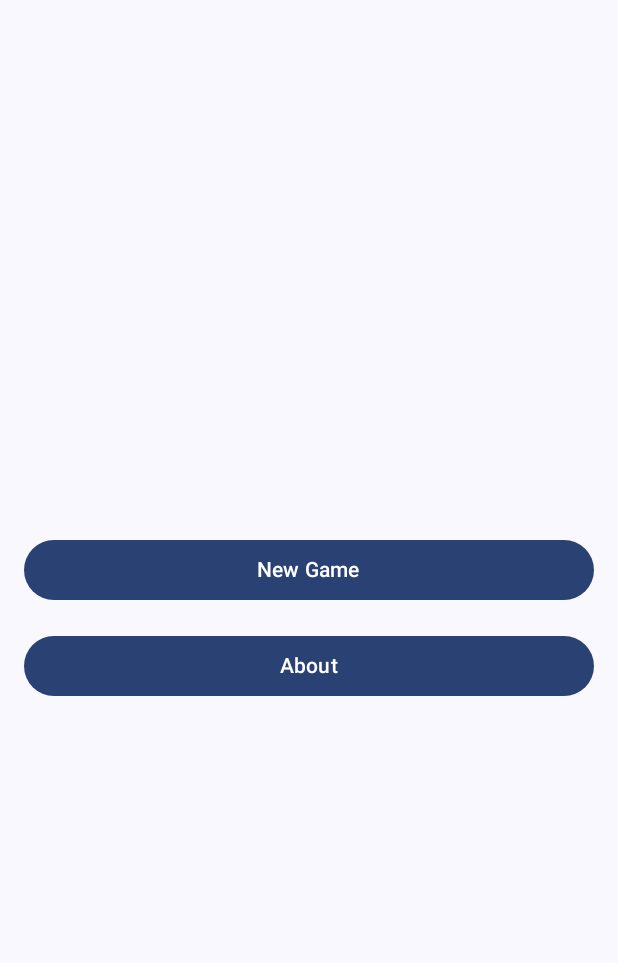
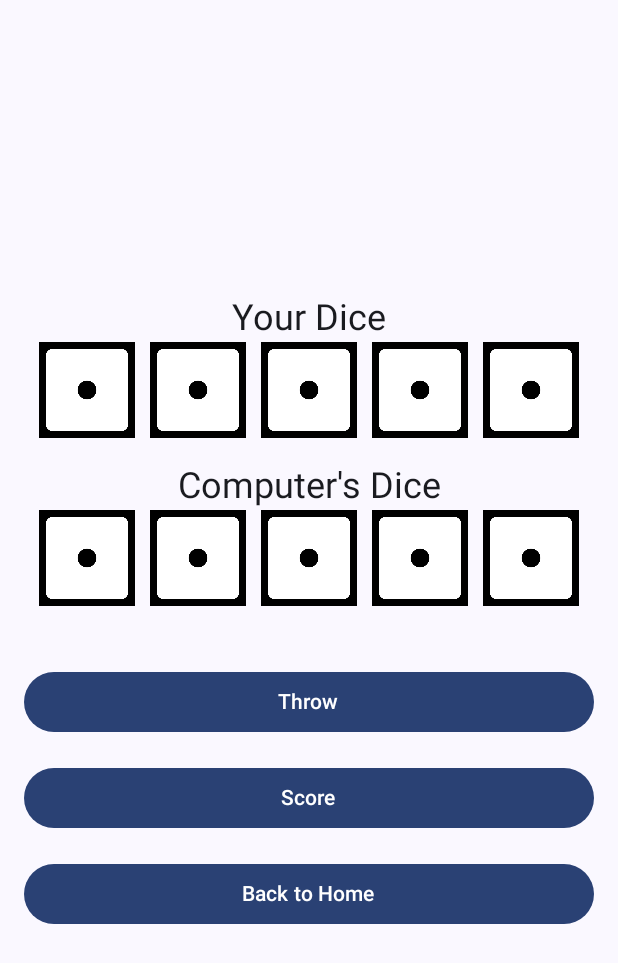
Before and after one commit to Prxshxn/DIce-Game-App, an Android app built with Jetpack Compose: the screen it shows after launch (MainActivity), after a tap on "New Game", on a phone screen of 412 x 824 dp. Shown: the top 963 px of the screen. Run offline under Robolectric (Android 15) with nearby library versions, the phone set to English and light mode, and no system bars.

Commit message:
added dice images and dice throw

```diff
--- a/app/src/main/java/com/example/dicegameapp/MainActivity.kt
+++ b/app/src/main/java/com/example/dicegameapp/MainActivity.kt
@@ -3,19 +3,22 @@ package com.example.dicegameapp
 import android.os.Bundle
 import androidx.activity.ComponentActivity
 import androidx.activity.compose.setContent
+import androidx.compose.foundation.Image
 import androidx.compose.foundation.layout.*
 import androidx.compose.material3.Button
 import androidx.compose.material3.MaterialTheme
 import androidx.compose.material3.Surface
 import androidx.compose.material3.Text
-import androidx.compose.runtime.Composable
+import androidx.compose.runtime.*
 import androidx.compose.ui.Alignment
 import androidx.compose.ui.Modifier
+import androidx.compose.ui.res.painterResource
 import androidx.compose.ui.unit.dp
 import androidx.navigation.compose.NavHost
 import androidx.navigation.compose.composable
 import androidx.navigation.compose.rememberNavController
 import com.example.dicegameapp.ui.theme.DiceGameAppTheme
+import kotlin.random.Random
 
 class MainActivity : ComponentActivity() {
     override fun onCreate(savedInstanceState: Bundle?) {
@@ -33,12 +36,17 @@ class MainActivity : ComponentActivity() {
                     ) {
                         composable("home") {
                             HomeScreen(
-                                onNewGameClicked = { /* Handle New Game button click */ },
+                                onNewGameClicked = { navController.navigate("game") },
                                 onAboutClicked = { navController.navigate("about") }
                             )
                         }
                         composable("about") {
                             AboutScreen(
+                                onBackClicked = { navController.popBackStack() }
+                            )
+                        }
+                        composable("game") {
+                            GameScreen(
                                 onBackClicked = { navController.popBackStack() }
                             )
                         }
@@ -115,3 +123,100 @@ fun AboutScreen(
         }
     }
 }
+
+@Composable
+fun GameScreen(
+    onBackClicked: () -> Unit
+) {
+    var humanDice by remember { mutableStateOf(List(5) { 1 }) } // Human player's dice
+    var computerDice by remember { mutableStateOf(List(5) { 1 }) } // Computer's dice
+
+    Column(
+        modifier = Modifier
+            .fillMaxSize()
+            .padding(16.dp),
+        verticalArrangement = Arrangement.Center,
+        horizontalAlignment = Alignment.CenterHorizontally
+    ) {
+        // Display human player's dice
+        Text(text = "Your Dice", style = MaterialTheme.typography.headlineSmall)
+        DiceRow(diceValues = humanDice)
+
+        Spacer(modifier = Modifier.height(16.dp))
+
+        // Display computer's dice
+        Text(text = "Computer's Dice", style = MaterialTheme.typography.headlineSmall)
+        DiceRow(diceValues = computerDice)
+
+        Spacer(modifier = Modifier.height(32.dp))
+
+        // Throw Button
+        Button(
+            onClick = {
+                humanDice = rollDice() // Roll dice for the human player
+                computerDice = rollDice() // Roll dice for the computer
+            },
+            modifier = Modifier
+                .fillMaxWidth()
+                .padding(vertical = 8.dp)
+        ) {
+            Text(text = "Throw")
+        }
+
+        // Score Button
+        Button(
+            onClick = {
+                // Handle scoring logic here
+            },
+            modifier = Modifier
+                .fillMaxWidth()
+                .padding(vertical = 8.dp)
+        ) {
+            Text(text = "Score")
+        }
+
+        // Back Button
+        Button(
+            onClick = onBackClicked,
+            modifier = Modifier
+                .fillMaxWidth()
+                .padding(vertical = 8.dp)
+        ) {
+            Text(text = "Back to Home")
+        }
+    }
+}
+
+@Composable
+fun DiceRow(diceValues: List<Int>) {
+    Row(
+        modifier = Modifier.fillMaxWidth(),
+        horizontalArrangement = Arrangement.SpaceEvenly
+    ) {
+        diceValues.forEach { value ->
+            DiceImage(value = value)
+        }
+    }
+}
+
+@Composable
+fun DiceImage(value: Int) {
+    val imageRes = when (value) {
+        1 -> R.drawable.dice_1
+        2 -> R.drawable.dice_2
+        3 -> R.drawable.dice_3
+        4 -> R.drawable.dice_4
+        5 -> R.drawable.dice_5
+        6 -> R.drawable.dice_6
+        else -> throw IllegalArgumentException("Invalid dice value")
+    }
+    Image(
+        painter = painterResource(id = imageRes),
+        contentDescription = "Dice $value",
+        modifier = Modifier.size(64.dp)
+    )
+}
+
+fun rollDice(): List<Int> {
+    return List(5) { Random.nextInt(1, 7) } // Random values between 1 and 6
+}
```
Also changed, not shown: app/src/main/res/drawable/dice_1.png (added), app/src/main/res/drawable/dice_2.png (added), app/src/main/res/drawable/dice_3.png (added), app/src/main/res/drawable/dice_4.png (added), app/src/main/res/drawable/dice_5.png (added), app/src/main/res/drawable/dice_6.png (added).
